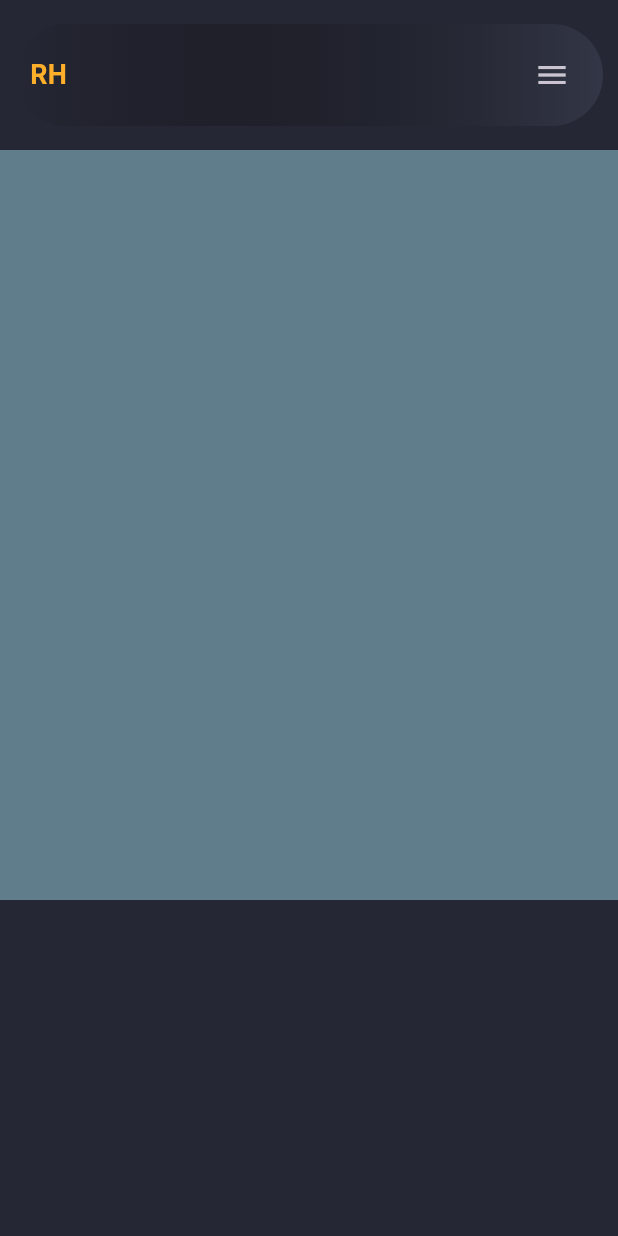
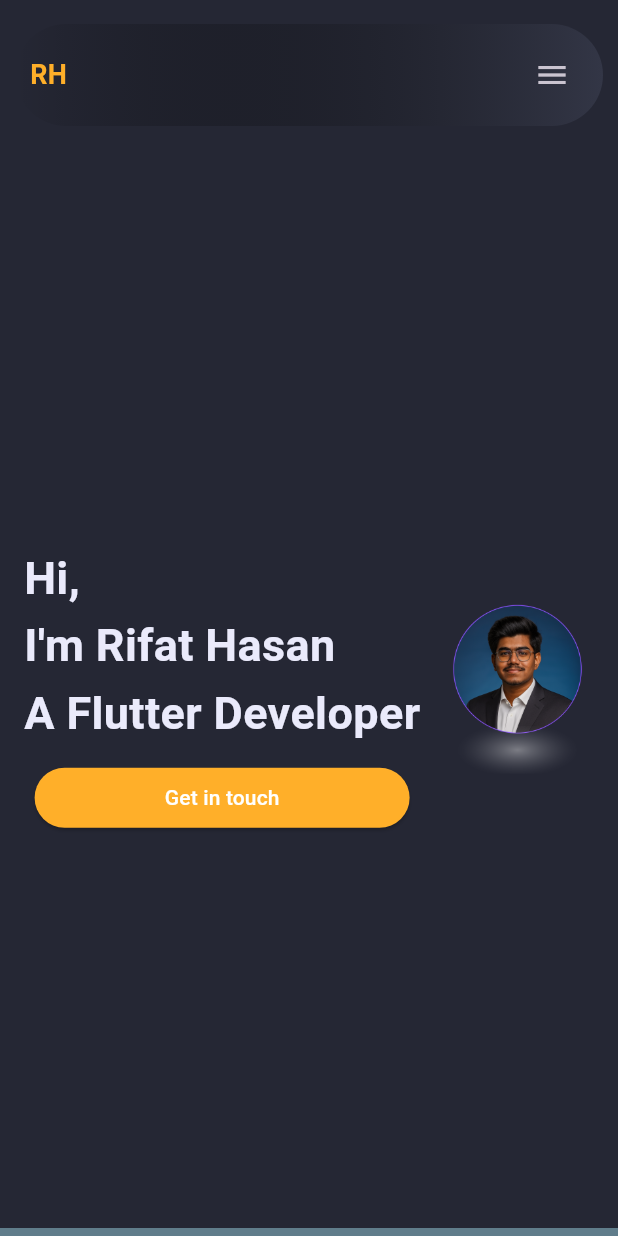
Before and after one commit to rifathasanpriyo/portfolio_website_flutter, a Flutter app: the screen it shows after launch, on a phone screen of 412 x 824 dp. Run offline on Flutter 3.47's test engine with Material 3 defaults, Android fonts, the phone set to English and light mode, and no system bars.

Commit message:
main dashboard

```diff
--- a/lib/core/constants/app_sizes.dart
+++ b/lib/core/constants/app_sizes.dart
@@ -4,7 +4,9 @@
   static const bodyPadding = 16.0;
   static const insidePadding = 10.0;
   static const desktopSize = 600.0;
-
+  static Size screenSize(BuildContext context) {
+    return MediaQuery.of(context).size;
+  }
   static const radiusSmall = 8.0;
   static const radiusMedium = 12.0;
   static const radiusLarge = 20.0;
--- a/lib/features/home_screen/pages/home_screen_page.dart
+++ b/lib/features/home_screen/pages/home_screen_page.dart
@@ -4,6 +4,7 @@
 import 'package:portfolio_website/core/constants/app_sizes.dart';
 
 import '../widgets/desktop_top_nav_bar_widget.dart';
+import '../widgets/main_dashboard_widget.dart';
 import '../widgets/mobile_top_nav_bar_widget.dart';
 
 class HomeScreenPage extends StatefulWidget {
@@ -60,6 +61,7 @@
                   scaffoldKey.currentState?.openEndDrawer();
                 },
               ),
+            MainDashboardWidget(),
             Container(
               height: 500,
               width: double.infinity,
--- /dev/null
+++ b/lib/features/home_screen/widgets/main_dashboard_widget.dart
@@ -0,0 +1,48 @@
+import 'package:flutter/material.dart';
+
+import '../../../core/constants/app_colors.dart';
+import '../../../core/constants/app_sizes.dart';
+
+class MainDashboardWidget extends StatelessWidget {
+  const MainDashboardWidget({super.key});
+
+  @override
+  Widget build(BuildContext context) {
+    return             Container(
+              margin: EdgeInsets.all(AppSizes.bodyPadding),
+              height: AppSizes.screenSize(context).height / 1.2,
+              constraints: BoxConstraints(minHeight: 350.0),
+              child: Row(
+                mainAxisAlignment: MainAxisAlignment.spaceEvenly,
+                children: [
+                  Column(
+                    mainAxisAlignment: MainAxisAlignment.center,
+                    children: [
+                      Text(
+                        "Hi,\nI'm Rifat Hasan\nA Flutter Developer",
+                        style: TextStyle(
+                          fontSize: 30,
+                          fontWeight: FontWeight.bold,
+                          color: AppColors.whitePrimary,
+                          height: 1.5,
+                        ),
+                      ),
+                      SizedBox(height: AppSizes.insidePadding),
+                      SizedBox(
+                        width: 250,
+                        child: ElevatedButton(
+                          onPressed: () {},
+                          child: Text("Get in touch"),
+                        ),
+                      ),
+                    ],
+                  ),
+                  Image.asset(
+                    "assets/logo_rifat.png",
+                    width: AppSizes.screenSize(context).width / 3.5,
+                  ),
+                ],
+              ),
+            );
+  }
+}
--- a/lib/main.dart
+++ b/lib/main.dart
@@ -1,4 +1,6 @@
 import 'package:flutter/material.dart';
+import 'package:portfolio_website/core/constants/app_colors.dart';
+import 'package:portfolio_website/core/constants/app_sizes.dart';
 import 'package:portfolio_website/features/home_screen/pages/home_screen_page.dart';
 
 void main() {
@@ -11,11 +13,24 @@
   // This widget is the root of your application.
   @override
   Widget build(BuildContext context) {
-
     return MaterialApp(
       debugShowCheckedModeBanner: false,
       title: 'Rifat Hasan',
-      theme: ThemeData.dark(),
+      theme: ThemeData.dark().copyWith(
+        elevatedButtonTheme: ElevatedButtonThemeData(
+          style: ElevatedButton.styleFrom(
+            backgroundColor: AppColors.yellowPrimary, // Button color
+            foregroundColor: Colors.white, // Text color
+            // shape: RoundedRectangleBorder(
+            //   borderRadius: BorderRadius.circular(12),
+            // ),
+            padding: const EdgeInsets.symmetric(
+              horizontal: AppSizes.bodyPadding,
+              vertical: AppSizes.insidePadding,
+            ),
+          ),
+        ),
+      ),
       home: HomeScreenPage(),
     );
   }
--- a/pubspec.yaml
+++ b/pubspec.yaml
@@ -58,8 +58,8 @@
   uses-material-design: true
 
   # To add assets to your application, add an assets section, like this:
-  # assets:
-  #   - images/a_dot_burr.jpeg
+  assets:
+    - assets/
   #   - images/a_dot_ham.jpeg
 
   # An image asset can refer to one or more resolution-specific "variants", see
```
Also changed, not shown: assets/logo_rifat.png (added).
